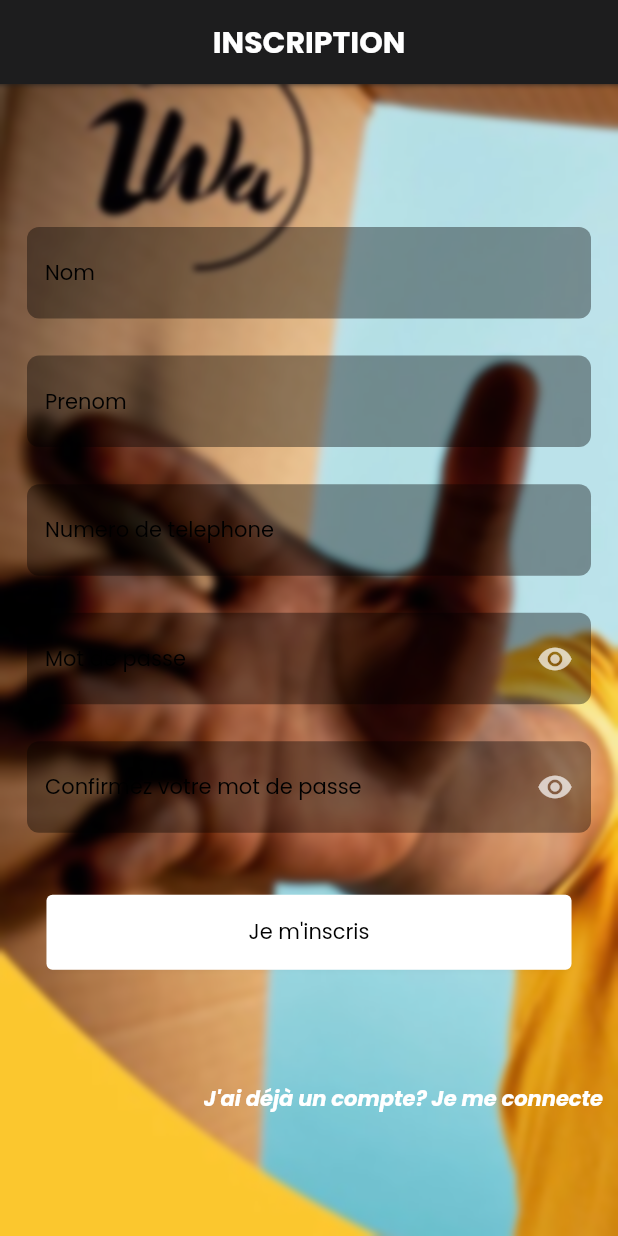
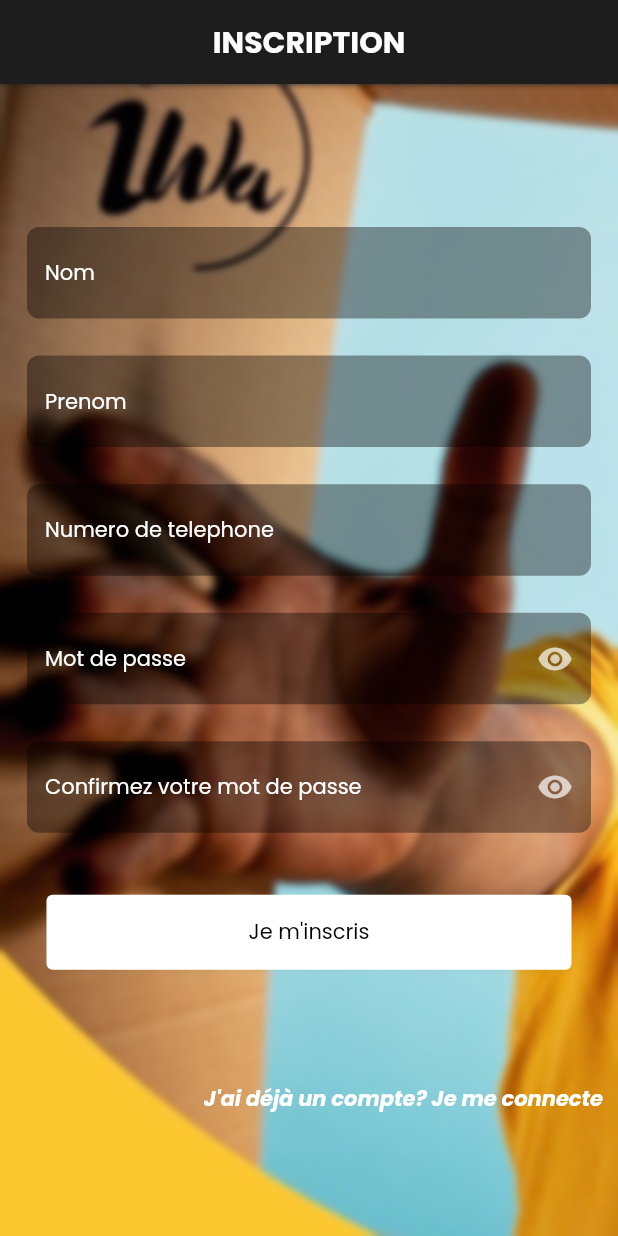
Before and after one commit to mooosmad/igname, a Flutter app: the Signup screen opened directly, on a phone screen of 412 x 824 dp. Run offline on Flutter 3.47's test engine with Material 2 defaults, Android fonts, the phone set to English and light mode, and no system bars; our stand-ins replace animated_splash_screen, fluttertoast, get, google_fonts, hive, lottie and 2 more; accounts and stored records are empty.

Commit message:
theme update✅

```diff
--- a/igname_li/lib/theme/theme.dart
+++ b/igname_li/lib/theme/theme.dart
@@ -16,11 +16,16 @@ class ThemeIgname {
       foregroundColor: Colors.black,
       elevation: 0,
     ),
+    iconTheme: const IconThemeData(
+      color: Color(0xfffdc72f),
+    ),
     bottomSheetTheme: const BottomSheetThemeData(
       backgroundColor: Colors.transparent,
     ),
     radioTheme: RadioThemeData(
-      fillColor: MaterialStateProperty.all(const Color(0xff7b61ff)),
+      fillColor: MaterialStateProperty.all(
+        const Color(0xfffdc72f),
+      ),
     ),
     dialogTheme: const DialogTheme(
       contentTextStyle: TextStyle(
@@ -66,7 +71,7 @@ class ThemeIgname {
   static final darkTheme = ThemeData.dark().copyWith(
     scaffoldBackgroundColor: const Color.fromARGB(255, 29, 29, 30),
     radioTheme: RadioThemeData(
-      fillColor: MaterialStateProperty.all(const Color(0xff7b61ff)),
+      fillColor: MaterialStateProperty.all(const Color(0xfffdc72f)),
     ),
     dialogBackgroundColor: const Color.fromARGB(255, 36, 36, 41),
     appBarTheme: const AppBarTheme(
@@ -90,13 +95,16 @@ class ThemeIgname {
     ),
     cardTheme: const CardTheme(color: Color.fromARGB(255, 36, 36, 41)),
     colorScheme: const ColorScheme.dark().copyWith(
-      primary: const Color(0xff7b61ff),
+      primary: const Color(0xfffdc72f),
       onPrimary: Colors.white,
     ),
     floatingActionButtonTheme: const FloatingActionButtonThemeData(
       backgroundColor: Colors.transparent,
       foregroundColor: Colors.white,
       elevation: 0,
+    ),
+    iconTheme: const IconThemeData(
+      color: Color(0xfffdc72f),
     ),
     bottomSheetTheme: const BottomSheetThemeData(
       backgroundColor: Colors.transparent,
--- a/igname_li/lib/views/authviews/signup.dart
+++ b/igname_li/lib/views/authviews/signup.dart
@@ -93,7 +93,7 @@ class _SignupState extends State<Signup> {
                             hintStyle:
                                 Theme.of(context).textTheme.bodyText2!.copyWith(
                                       color: Get.isDarkMode
-                                          ? Colors.black
+                                          ? Colors.white
                                           : Colors.white,
                                     ),
                           ),
@@ -133,7 +133,7 @@ class _SignupState extends State<Signup> {
                             hintStyle:
                                 Theme.of(context).textTheme.bodyText2!.copyWith(
                                       color: Get.isDarkMode
-                                          ? Colors.black
+                                          ? Colors.white
                                           : Colors.white,
                                     ),
                           ),
@@ -174,7 +174,7 @@ class _SignupState extends State<Signup> {
                             hintStyle:
                                 Theme.of(context).textTheme.bodyText2!.copyWith(
                                       color: Get.isDarkMode
-                                          ? Colors.black
+                                          ? Colors.white
                                           : Colors.white,
                                     ),
                           ),
@@ -216,7 +216,7 @@ class _SignupState extends State<Signup> {
                             hintStyle:
                                 Theme.of(context).textTheme.bodyText2!.copyWith(
                                       color: Get.isDarkMode
-                                          ? Colors.black
+                                          ? Colors.white
                                           : Colors.white,
                                     ),
                             suffixIcon: GestureDetector(
@@ -269,7 +269,7 @@ class _SignupState extends State<Signup> {
                             hintStyle:
                                 Theme.of(context).textTheme.bodyText2!.copyWith(
                                       color: Get.isDarkMode
-                                          ? Colors.black
+                                          ? Colors.white
                                           : Colors.white,
                                     ),
                             suffixIcon: GestureDetector(
```
